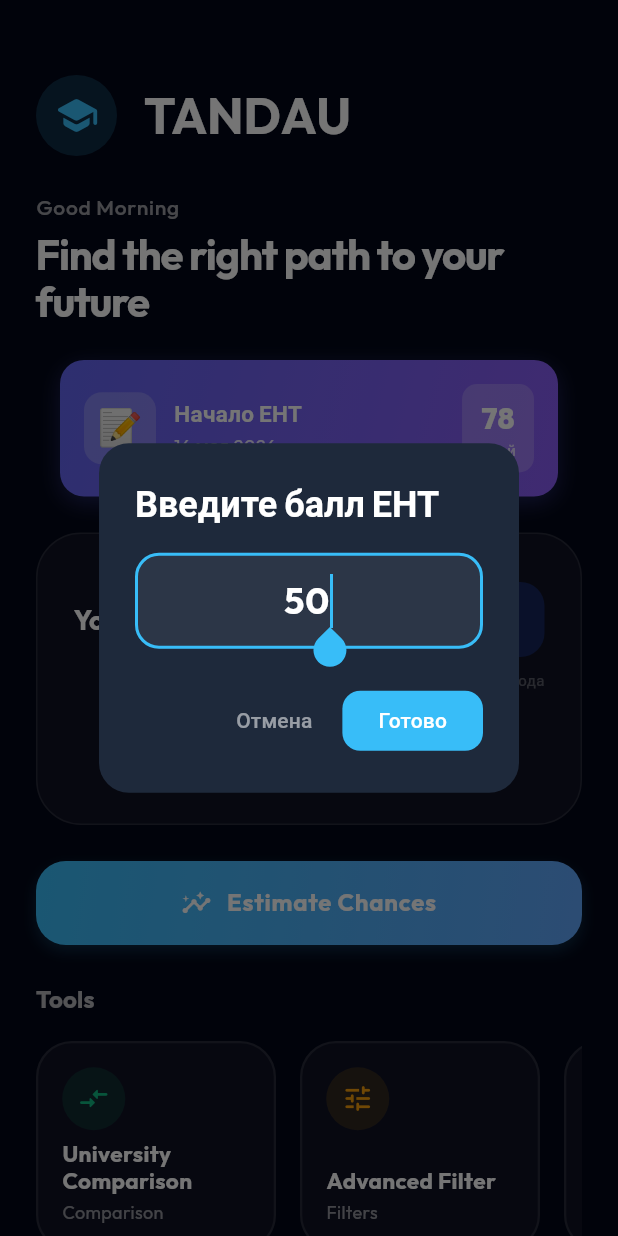
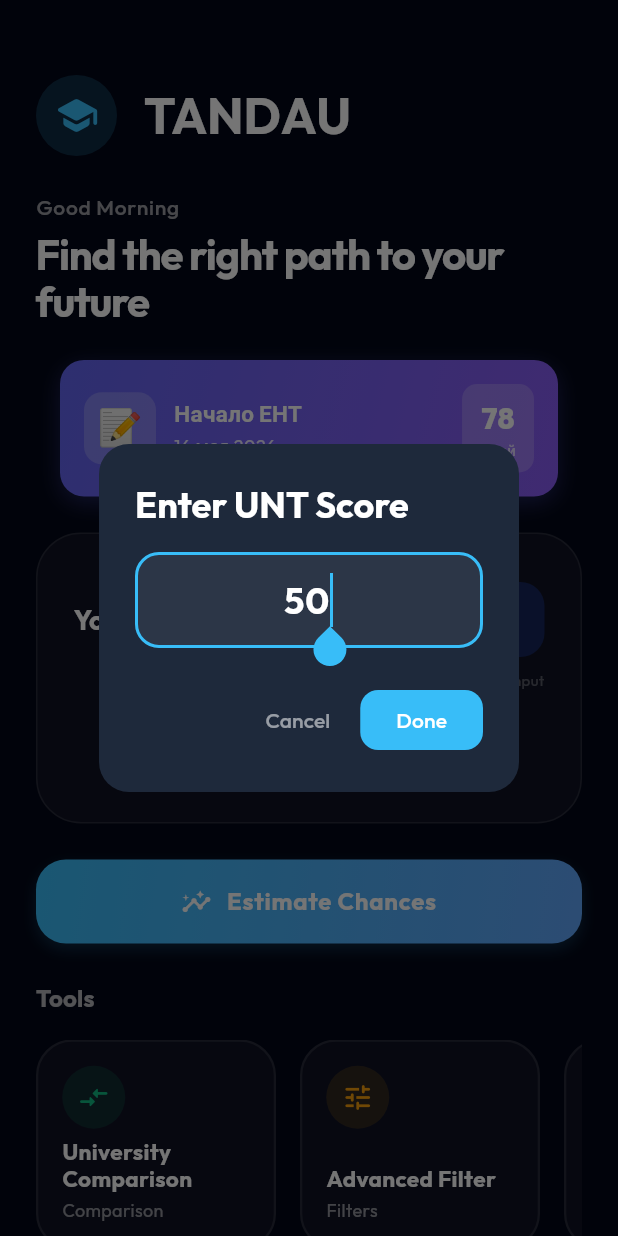
Before and after one commit to Kriazer078/TANDAU, a Flutter app: the HomeScreen screen opened directly, after a tap on "50", on a phone screen of 412 x 824 dp. Run offline on Flutter 3.47's test engine with Material 3 defaults, Android fonts, the phone set to English and light mode, and no system bars; our stand-ins replace cached_network_image, cloud_firestore, firebase_auth, firebase_core, firebase_messaging, firebase_remote_config and 14 more; missing offline and left inert: googleapis, purchases_flutter, shelf_router; accounts and stored records are empty; generated files the repository leaves out were written again; network calls fail.

Commit message:
chore: localize home and search screens

```diff
--- a/lib/screens/home_screen.dart
+++ b/lib/screens/home_screen.dart
@@ -341,7 +341,8 @@
               Align(
                 alignment: Alignment.centerRight,
                 child: Text(
-                  'Нажмите на число для точного ввода',
+                  l10n?.scoreInputTapHint ??
+                      'Нажмите на число для точного ввода',
                   style: TextStyle(
                     fontSize: 10,
                     color: isDark ? Colors.white30 : Colors.black26,
@@ -405,7 +406,7 @@
         backgroundColor: isDark ? const Color(0xFF1E293B) : Colors.white,
         shape: RoundedRectangleBorder(borderRadius: BorderRadius.circular(20)),
         title: Text(
-          'Введите балл ЕНТ',
+          AppLocalizations.of(context)?.scoreInputTitle ?? 'Введите балл ЕНТ',
           style: TextStyle(
             fontWeight: FontWeight.bold,
             color: isDark ? Colors.white : AppColors.textPrimary,
@@ -420,7 +421,7 @@
             LengthLimitingTextInputFormatter(3),
           ],
           decoration: InputDecoration(
-            hintText: '0 – 140',
+            hintText: AppLocalizations.of(context)?.scoreInputHint ?? '0 – 140',
             hintStyle: TextStyle(
               color: isDark ? Colors.white38 : Colors.black26,
             ),
@@ -447,7 +448,7 @@
           TextButton(
             onPressed: () => Navigator.pop(ctx),
             child: Text(
-              'Отмена',
+              AppLocalizations.of(context)?.commonCancel ?? 'Отмена',
               style: TextStyle(color: isDark ? Colors.white54 : Colors.grey),
             ),
           ),
@@ -459,7 +460,7 @@
                 borderRadius: BorderRadius.circular(12),
               ),
             ),
-            child: const Text('Готово'),
+            child: Text(AppLocalizations.of(context)?.commonDone ?? 'Готово'),
           ),
         ],
       ),
@@ -474,7 +475,10 @@
     } else {
       ScaffoldMessenger.of(context).showSnackBar(
         SnackBar(
-          content: const Text('Введите число от 0 до 140'),
+          content: Text(
+            AppLocalizations.of(context)?.scoreInputError ??
+                'Введите число от 0 до 140',
+          ),
           backgroundColor: Colors.red.shade400,
           behavior: SnackBarBehavior.floating,
           shape: RoundedRectangleBorder(
```
Also changed, not shown: lib/screens/search_screen.dart (+11 -88 lines).
